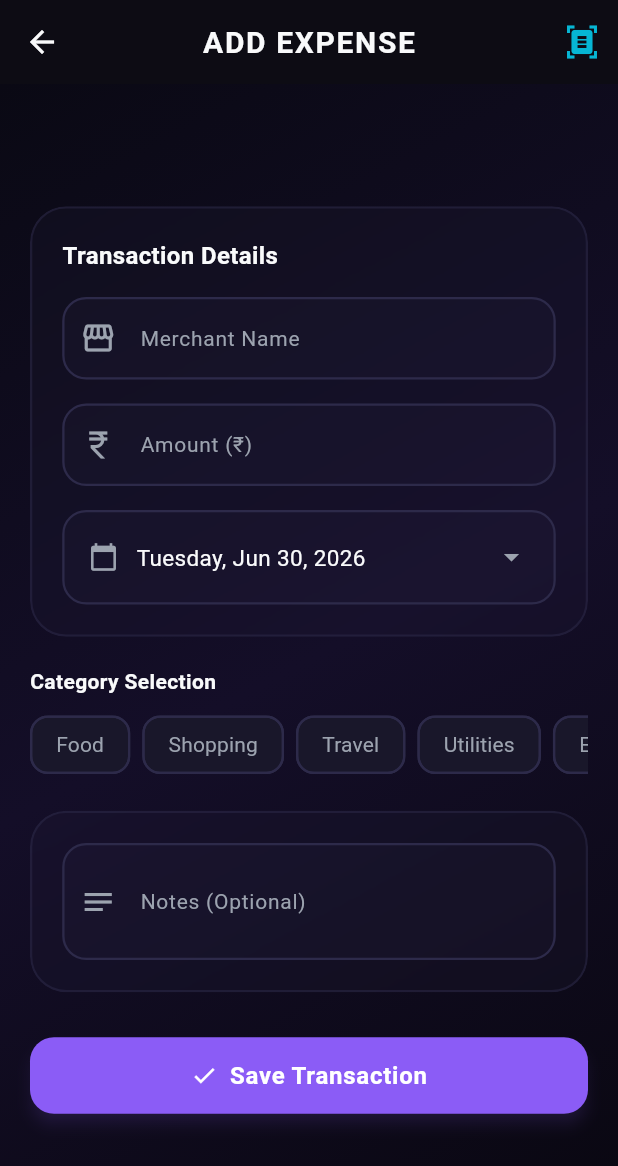
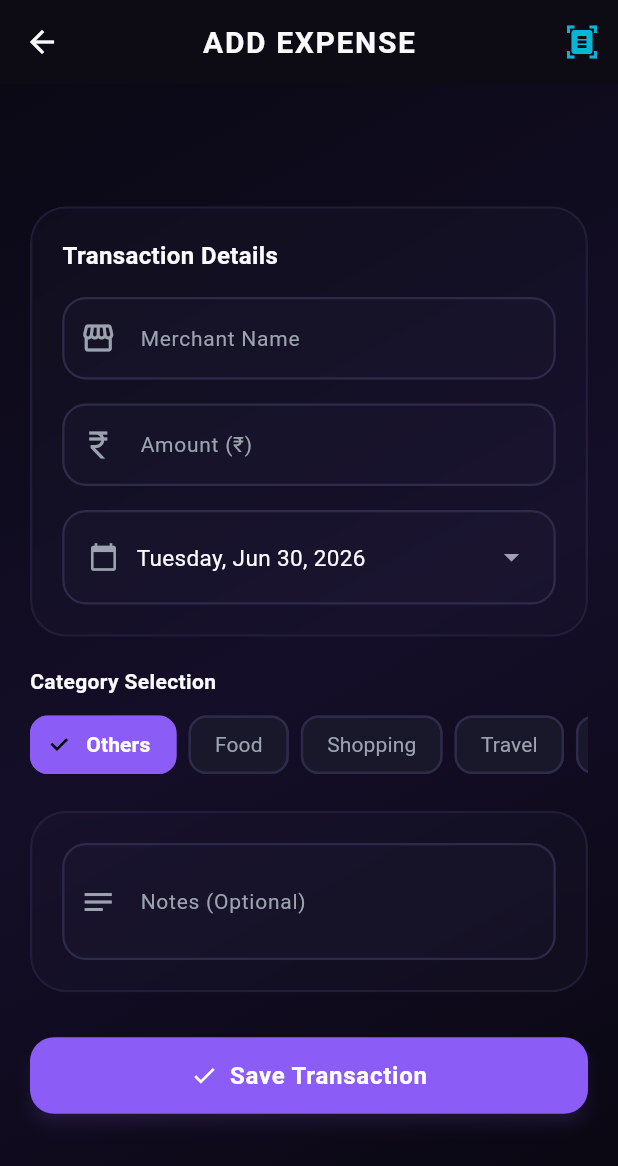
Before and after one commit to IshaniPatel-developer/smart-spend, a Flutter app: the AddEditExpenseScreen screen opened directly, on a phone screen of 412 x 824 dp. Shown: the top 1166 px of the screen. Run offline on Flutter 3.47's test engine with Material 3 defaults, Android fonts, the phone set to English and light mode, and no system bars; our stand-ins replace dio, flutter_bloc, get_it, image_picker, sqflite; accounts and stored records are empty.

Commit message:
UI: Place selected category chip at the beginning of the list in AddEditExpenseScreen

```diff
--- a/lib/features/expense_management/presentation/screens/add_edit_expense_screen.dart
+++ b/lib/features/expense_management/presentation/screens/add_edit_expense_screen.dart
@@ -285,14 +285,21 @@ class AddEditExpenseScreen extends StatelessWidget {
                                     ),
                                   ),
                                   const SizedBox(height: 8),
-                                  SizedBox(
+                                  Builder(
+                                    builder: (context) {
+                                      final sortedCategories = List<String>.from(_categories);
+                                      if (sortedCategories.contains(state.category)) {
+                                        sortedCategories.remove(state.category);
+                                        sortedCategories.insert(0, state.category);
+                                      }
+                                      return SizedBox(
                                         height: 48,
                                         child: ListView.separated(
                                           scrollDirection: Axis.horizontal,
-                                      itemCount: _categories.length,
+                                          itemCount: sortedCategories.length,
                                           separatorBuilder: (_, __) => const SizedBox(width: 8),
                                           itemBuilder: (context, index) {
-                                        final cat = _categories[index];
+                                            final cat = sortedCategories[index];
                                             final isSelected = state.category == cat;
 
                                         return ChoiceChip(
@@ -327,6 +334,8 @@ class AddEditExpenseScreen extends StatelessWidget {
                                         );
                                       },
                                     ),
+                                  );
+                                },
                               ),
                                   const SizedBox(height: 20),
 
```
Lines whose indentation alone changed are shown as unchanged.
